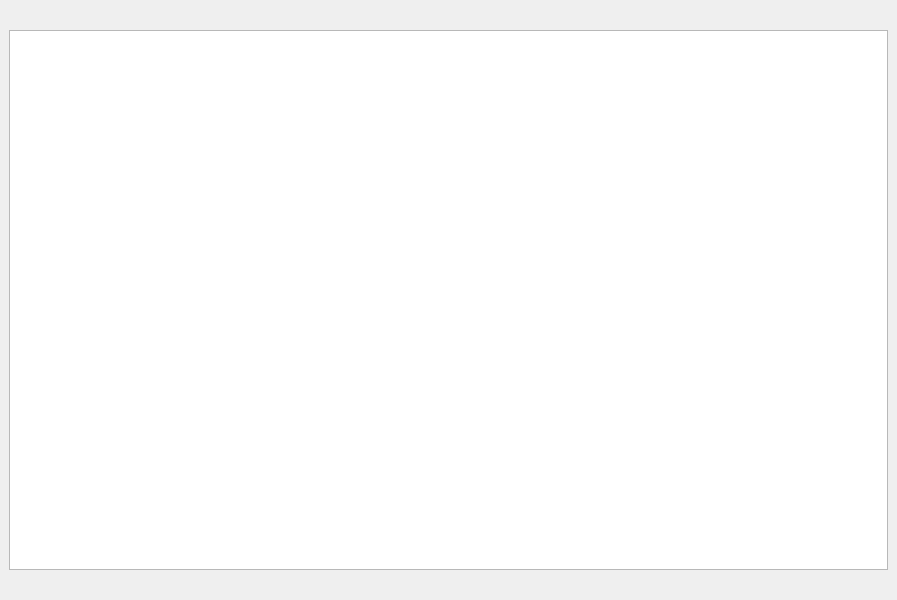
Old version of the form main.ui in the repository elilcatness/coffee-script.
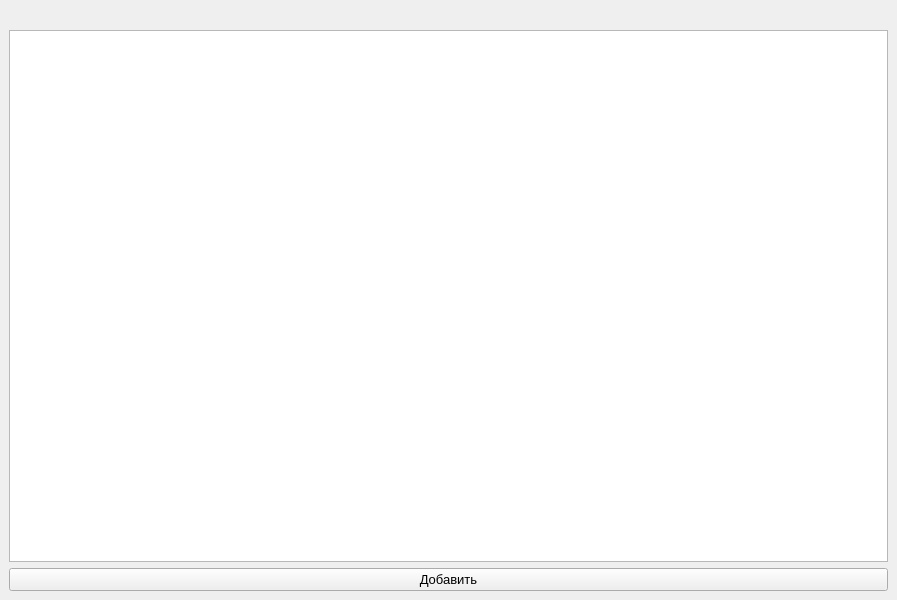
New version of the form.

```diff
--- a/main.ui
+++ b/main.ui
@@ -21,7 +21,7 @@
   <widget class="QWidget" name="centralwidget">
    <layout class="QVBoxLayout" name="verticalLayout">
     <item>
-     <widget class="QLabel" name="label_2">
+     <widget class="QLabel" name="label">
       <property name="text">
        <string/>
       </property>
@@ -31,9 +31,9 @@
      <widget class="QTableView" name="tableView"/>
     </item>
     <item>
-     <widget class="QLabel" name="label">
+     <widget class="QPushButton" name="add_btn">
       <property name="text">
-       <string/>
+       <string>Добавить</string>
       </property>
      </widget>
     </item>
```
